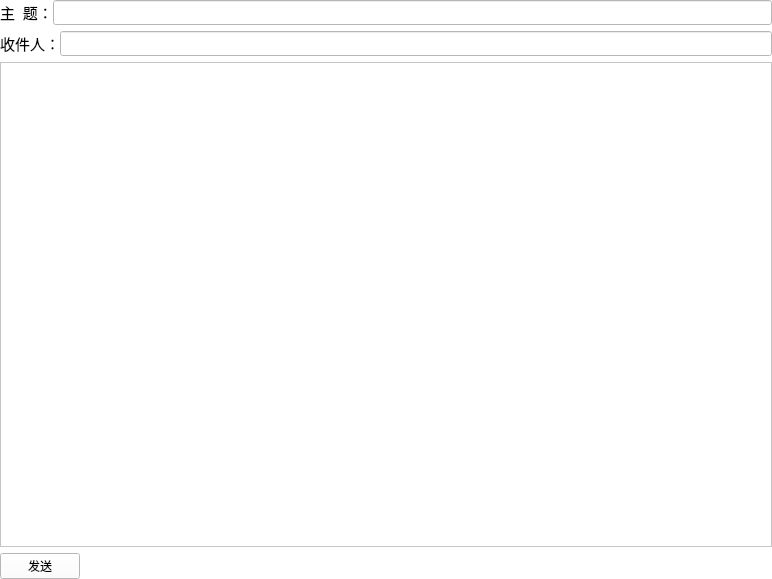
Above: email_proxy/send_email.ui from Ruinwalker7/Email-Proxy before the change. Below: the same form after it.
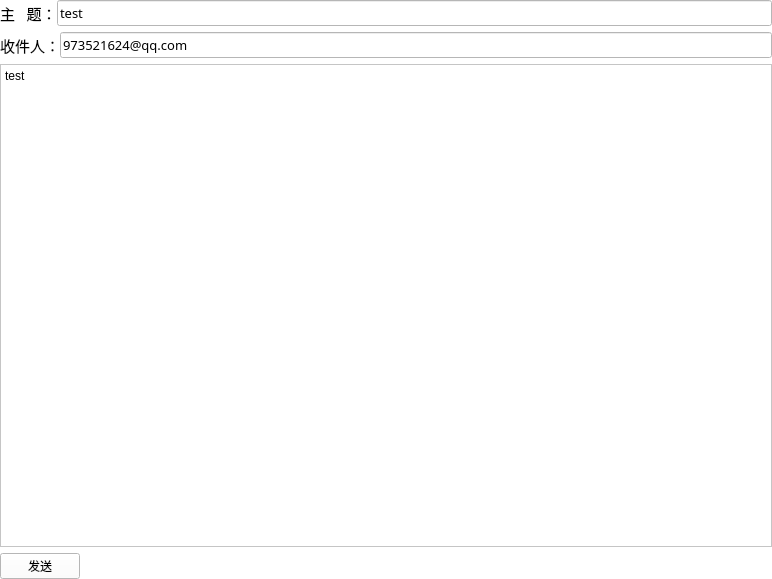
That is the form after the change.

```diff
--- a/email_proxy/send_email.ui
+++ b/email_proxy/send_email.ui
@@ -18,7 +18,7 @@
 Background: rgb(255, 255, 255)
 }</string>
   </property>
-  <layout class="QGridLayout" name="gridLayout" rowstretch="1,1,0,0,20,0,0,1">
+  <layout class="QGridLayout" name="gridLayout" rowstretch="1,1,0,0,16,0,0,1">
    <property name="leftMargin">
     <number>0</number>
    </property>
@@ -35,7 +35,15 @@
     <number>5</number>
    </property>
    <item row="4" column="0" rowspan="2">
-    <widget class="QTextEdit" name="textEdit"/>
+    <widget class="QTextEdit" name="textEdit">
+     <property name="html">
+      <string>&lt;!DOCTYPE HTML PUBLIC &quot;-//W3C//DTD HTML 4.0//EN&quot; &quot;http://www.w3.org/TR/REC-html40/strict.dtd&quot;&gt;
+&lt;html&gt;&lt;head&gt;&lt;meta name=&quot;qrichtext&quot; content=&quot;1&quot; /&gt;&lt;style type=&quot;text/css&quot;&gt;
+p, li { white-space: pre-wrap; }
+&lt;/style&gt;&lt;/head&gt;&lt;body style=&quot; font-family:'SimSun'; font-size:9pt; font-weight:400; font-style:normal;&quot;&gt;
+&lt;p style=&quot; margin-top:0px; margin-bottom:0px; margin-left:0px; margin-right:0px; -qt-block-indent:0; text-indent:0px;&quot;&gt;test&lt;/p&gt;&lt;/body&gt;&lt;/html&gt;</string>
+     </property>
+    </widget>
    </item>
    <item row="1" column="0">
     <layout class="QHBoxLayout" name="horizontalLayout_2">
@@ -53,12 +61,16 @@
       </widget>
      </item>
      <item>
-      <widget class="QLineEdit" name="title">
+      <widget class="QLineEdit" name="toIP">
        <property name="font">
         <font>
          <family>黑体</family>
+         <pointsize>10</pointsize>
         </font>
        </property>
+       <property name="text">
+        <string>973521624@qq.com</string>
+       </property>
       </widget>
      </item>
     </layout>
@@ -80,12 +92,12 @@
         </font>
        </property>
        <property name="text">
-        <string>主  题：</string>
+        <string>主   题：</string>
        </property>
       </widget>
      </item>
      <item>
-      <widget class="QLineEdit" name="lineEdit_2">
+      <widget class="QLineEdit" name="title">
        <property name="sizePolicy">
         <sizepolicy hsizetype="Expanding" vsizetype="Fixed">
          <horstretch>50</horstretch>
@@ -95,8 +107,12 @@
        <property name="font">
         <font>
          <family>黑体</family>
+         <pointsize>10</pointsize>
         </font>
        </property>
+       <property name="text">
+        <string>test</string>
+       </property>
       </widget>
      </item>
     </layout>
```
